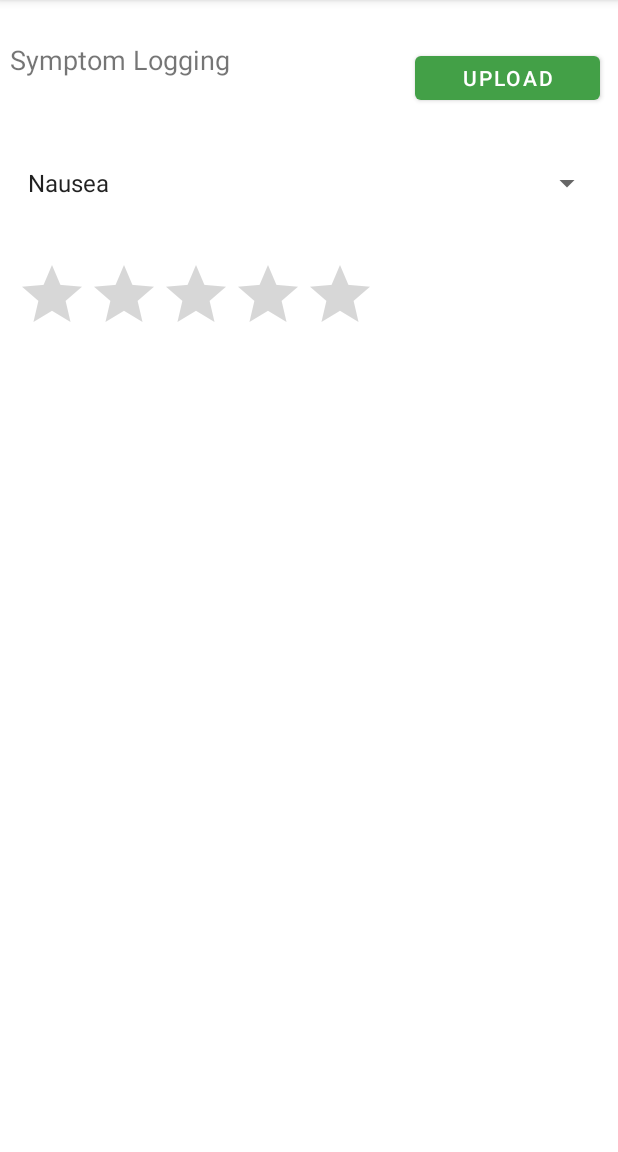
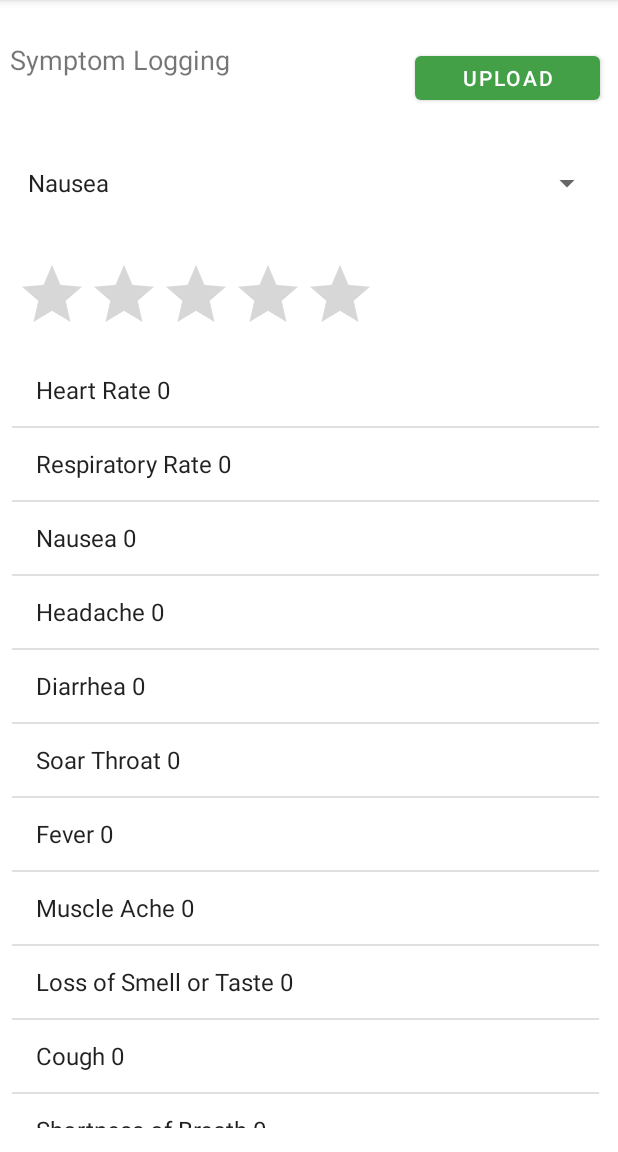
Before and after one commit to anvesh916/CovidSymptom, an Android app: the SymptomActivity screen opened directly, with no data from a screen before it, after a tap on "UPLOAD", on a phone screen of 412 x 824 dp, the part 84-1236 px from its top. Run offline under Robolectric (Android 15) with nearby library versions, the phone set to English and light mode, and no system bars; 1 other tap on this screen came first.

Commit message:
Data base updation

```diff
--- a/app/src/main/java/com/example/covidsymptom/DataBaseHelper.java
+++ b/app/src/main/java/com/example/covidsymptom/DataBaseHelper.java
@@ -59,13 +59,24 @@ public class DataBaseHelper extends SQLiteOpenHelper {
     public boolean addOne(SymptomModel model) {
         SQLiteDatabase db = this.getWritableDatabase();
         ContentValues cv = new ContentValues();
-      //  cv.put("COLUMN_SIGN", model.getSign());
-       // cv.put("COLUMN_VALUE", model.getValue());
+        cv.put(ID, "1");
+        cv.put(HEART_RATE, model.getHEART_RATE());
+        cv.put(RESP_RATE, model.getRESP_RATE());
+        cv.put(NAUSEA, model.getNAUSEA());
+        cv.put(HEAD_ACHE, model.getHEAD_ACHE());
+        cv.put(DIARRHEA, model.getDIARRHEA());
+        cv.put(SOAR_THROAT, model.getSOAR_THROAT());
+        cv.put(FEVER, model.getFEVER());
+        cv.put(MUSCLE_ACHE, model.getMUSCLE_ACHE());
+        cv.put(NO_SMELL_TASTE, model.getNO_SMELL_TASTE());
+        cv.put(COUGH, model.getCOUGH());
+        cv.put(SHORT_BREATH, model.getSHORT_BREATH());
+        cv.put(FEEL_TIRED, model.getFEEL_TIRED());
 
         //Insert
         long insert = db.insertWithOnConflict(COVID_TABLE_NAME, null, cv, SQLiteDatabase.CONFLICT_IGNORE);
         if (insert == -1) {
-       //     insert = db.update(COVID_TABLE_NAME, cv, "COLUMN_SIGN" + "=?", new String[]{model.getSign()});
+            insert = db.update(COVID_TABLE_NAME, cv, ID + "=?", new String[]{"1"});
         }
         return insert != -1;
     }
@@ -77,9 +88,9 @@ public class DataBaseHelper extends SQLiteOpenHelper {
         Cursor cursor = db.rawQuery(query, null);
         if (cursor.moveToFirst()) {
             do {
-                String sign = cursor.getString(0);
-                float value = cursor.getFloat(1);
-             //   returnList.add(new SymptomModel(sign, value));
+//                int sign = cursor.getInt(1);
+//                float value = cursor.getFloat(1);
+                //   returnList.add(new SymptomModel(sign, value));
             } while (cursor.moveToNext());
         } else {
             //No data
@@ -89,11 +100,42 @@ public class DataBaseHelper extends SQLiteOpenHelper {
         return returnList;
     }
 
+    public SymptomModel getByID(int id) {
+        SymptomModel symptom = new SymptomModel();
+        String query = "SELECT * FROM " + COVID_TABLE_NAME + " WHERE " + ID + " = " + id;
+        SQLiteDatabase db = this.getReadableDatabase();
+        Cursor cursor = db.rawQuery(query, null);
+        if (cursor.moveToFirst()) {
+            symptom.setRESP_RATE(cursor.getInt(1));
+            symptom.setHEART_RATE(cursor.getInt(2));
+            symptom.setNAUSEA(cursor.getInt(3));
+            symptom.setHEAD_ACHE(cursor.getInt(4));
+            symptom.setDIARRHEA(cursor.getInt(5));
+            symptom.setSOAR_THROAT(cursor.getInt(6));
+            symptom.setFEVER(cursor.getInt(7));
+            symptom.setMUSCLE_ACHE(cursor.getInt(8));
+            symptom.setNO_SMELL_TASTE(cursor.getInt(9));
+            symptom.setCOUGH(cursor.getInt(10));
+            symptom.setSHORT_BREATH(cursor.getInt(11));
+            symptom.setFEEL_TIRED(cursor.getInt(12));
+        }
+        cursor.close();
+        db.close();
+        return symptom;
+    }
+
     public boolean deleteOne(SymptomModel model) {
         SQLiteDatabase db = this.getWritableDatabase();
-       // String query = "DELETE FROM " + COVID_TABLE_NAME + " WHERE " + "COLUMN_SIGN" + " = '" + model.getSign() + "'";
-       // Cursor cursor = db.rawQuery(query, null);
-       // return !!cursor.moveToFirst();
+        // String query = "DELETE FROM " + COVID_TABLE_NAME + " WHERE " + "COLUMN_SIGN" + " = '" + model.getSign() + "'";
+        // Cursor cursor = db.rawQuery(query, null);
+        // return !!cursor.moveToFirst();
         return true;
     }
+
+    public boolean deleteById(int id) {
+        SQLiteDatabase db = this.getWritableDatabase();
+        String query = "DELETE FROM " + COVID_TABLE_NAME + " WHERE " + ID + " = " + id;
+        Cursor cursor = db.rawQuery(query, null);
+        return !!cursor.moveToFirst();
+    }
 }
--- a/app/src/main/java/com/example/covidsymptom/MainActivity.java
+++ b/app/src/main/java/com/example/covidsymptom/MainActivity.java
@@ -45,6 +45,8 @@ public class MainActivity extends AppCompatActivity {
     private Intent symptomActivity;
     private Intent respirationService;
     private DataBaseHelper dataBaseHelper;
+    public int respirationRate;
+    public int heartRate;
 
     HeartRateTask hrt;
 
@@ -78,6 +80,7 @@ public class MainActivity extends AppCompatActivity {
         respirationService.putExtra(Intent.EXTRA_RESULT_RECEIVER, resultReceiver);
 
         dataBaseHelper = new DataBaseHelper(MainActivity.this);
+
     }
 
 
@@ -233,7 +236,8 @@ public class MainActivity extends AppCompatActivity {
         }
 
         protected void onPostExecute(Float result) {
-            setParametersForHR("Heart Rate is " + result.toString(), true);
+            heartRate = Math.round(result);
+            setParametersForHR("Heart Rate is " + heartRate, true);
         }
     }
 
@@ -276,6 +280,10 @@ public class MainActivity extends AppCompatActivity {
     }
 
     public void uploadSigns(View view) {
+        SymptomModel symptomModel = new SymptomModel();
+        symptomModel.setRESP_RATE(respirationRate);
+        symptomModel.setHEART_RATE(heartRate);
+        dataBaseHelper.addOne(symptomModel);
     }
 
 
@@ -287,7 +295,6 @@ public class MainActivity extends AppCompatActivity {
 
 
     public class RespirationResultReceiver extends ResultReceiver {
-        public String rate = "";
 
         public RespirationResultReceiver(Handler handler) {
             super(handler);
@@ -297,11 +304,11 @@ public class MainActivity extends AppCompatActivity {
         protected void onReceiveResult(int resultCode, Bundle resultData) {
             super.onReceiveResult(resultCode, resultData);
             if (resultCode == RESULT_OK && resultData != null) {
-                rate = resultData.getString("Result");
-                setParametersForRR("Recorded respiration " + rate, false);
+                respirationRate = Integer.parseInt(resultData.getString("Result"));
+                setParametersForRR("Recorded respiration " + respirationRate, false);
             } else if (resultCode == RESULT_CANCELED) {
                 stopService(respirationService);
-                setParametersForRR("Respiration Rate is " + rate, true);
+                setParametersForRR("Respiration Rate is " + respirationRate, true);
             }
         }
     }
--- a/app/src/main/java/com/example/covidsymptom/SymptomActivity.java
+++ b/app/src/main/java/com/example/covidsymptom/SymptomActivity.java
@@ -11,10 +11,21 @@ import android.widget.Spinner;
 
 import androidx.appcompat.app.AppCompatActivity;
 
+import java.util.ArrayList;
 import java.util.HashMap;
 import java.util.List;
 
 public class SymptomActivity extends AppCompatActivity implements AdapterView.OnItemSelectedListener, RatingBar.OnRatingBarChangeListener {
+    public static final String NAUSEA = "Nausea";
+    public static final String HEADACHE = "Headache";
+    public static final String DIARRHEA = "Diarrhea";
+    public static final String SOAR_THROAT = "Soar Throat";
+    public static final String FEVER = "Fever";
+    public static final String MUSCLE_ACHE = "Muscle Ache";
+    public static final String LOSS_OF_SMELL_OR_TASTE = "Loss of Smell or Taste";
+    public static final String COUGH = "Cough";
+    public static final String SHORTNESS_OF_BREATH = "Shortness of Breath";
+    public static final String FEELING_TIRED = "Feeling tired";
     private HashMap<String, Integer> symptoms;
     private RatingBar simpleRatingBar;
     private Spinner spinner;
@@ -38,16 +49,6 @@ public class SymptomActivity extends AppCompatActivity implements AdapterView.On
 
         // Initialise hashmap with default values
         symptoms = new HashMap<String, Integer>();
-        symptoms.put("Nausea", 0);
-        symptoms.put("Headache", 0);
-        symptoms.put("Diarrhea", 0);
-        symptoms.put("Soar Throat", 0);
-        symptoms.put("Fever", 0);
-        symptoms.put("Muscle Ache", 0);
-        symptoms.put("Loss of Smell or Taste", 0);
-        symptoms.put("Cough", 0);
-        symptoms.put("Shortness of Breath", 0);
-        symptoms.put("Feeling tired", 0);
 
         simpleRatingBar = findViewById(R.id.simpleRatingBar);
         simpleRatingBar.setOnRatingBarChangeListener(this);
@@ -80,11 +81,8 @@ public class SymptomActivity extends AppCompatActivity implements AdapterView.On
         String item = (String) spinner.getItemAtPosition(spinnerPosition);
         if (rating > 0) {
             symptoms.put(item, (int) rating);
-            //   symptom = new SymptomModel(item, rating);
-//            dataBaseHelper.addOne(symptom);
         } else if (symptoms.get(item) != null) {
             symptoms.put(item, 0);
-            //   dataBaseHelper.deleteOne(new SymptomModel(item, 0));
         }
         deleteButton.setVisibility(rating > 0 ? View.VISIBLE : View.INVISIBLE);
         this.updateList();
@@ -95,19 +93,51 @@ public class SymptomActivity extends AppCompatActivity implements AdapterView.On
     }
 
     public void uploadSymptoms(View view) {
-        for (String i : symptoms.keySet()) {
-            dataBaseHelper.addOne(symptom);
-        }
+        SymptomModel symptomModel = new SymptomModel();
+        symptomModel.setNAUSEA(symptoms.get(NAUSEA));
+        symptomModel.setHEAD_ACHE(symptoms.get(HEADACHE));
+        symptomModel.setDIARRHEA(symptoms.get(DIARRHEA));
+        symptomModel.setSOAR_THROAT(symptoms.get(SOAR_THROAT));
+        symptomModel.setFEVER(symptoms.get(FEVER));
+        symptomModel.setMUSCLE_ACHE(symptoms.get(MUSCLE_ACHE));
+        symptomModel.setNO_SMELL_TASTE(symptoms.get(LOSS_OF_SMELL_OR_TASTE));
+        symptomModel.setCOUGH(symptoms.get(COUGH));
+        symptomModel.setSHORT_BREATH(symptoms.get(SHORTNESS_OF_BREATH));
+        symptomModel.setFEEL_TIRED(symptoms.get(FEELING_TIRED));
+        dataBaseHelper.addOne(symptomModel);
+
         this.updateList();
     }
 
     private void updateList() {
-//        // Show the list
-//        List<SymptomModel> allSymptoms = dataBaseHelper.getAll();
-//        for (int i = 0; i < allSymptoms.size(); i++) {
-//            symptoms.put(allSymptoms.get(i).getSign(), allSymptoms.get(i).getValue());
-//        }
-//        ArrayAdapter symptoms = new ArrayAdapter<SymptomModel>(SymptomActivity.this, android.R.layout.simple_list_item_1, allSymptoms);
-//        signList.setAdapter(symptoms);
+        // Show the list
+        List<String> items = new ArrayList<String>();
+        SymptomModel allSymptoms = dataBaseHelper.getByID(1);
+        items.add("Heart Rate " + allSymptoms.getHEART_RATE());
+        items.add("Respiratory Rate " + allSymptoms.getRESP_RATE());
+        items.add("Nausea " + allSymptoms.getNAUSEA());
+        items.add("Headache " + allSymptoms.getHEAD_ACHE());
+        items.add("Diarrhea " + allSymptoms.getDIARRHEA());
+        items.add("Soar Throat " + allSymptoms.getSOAR_THROAT());
+        items.add("Fever " + allSymptoms.getFEVER());
+        items.add("Muscle Ache " + allSymptoms.getMUSCLE_ACHE());
+        items.add("Loss of Smell or Taste " + allSymptoms.getNO_SMELL_TASTE());
+        items.add("Cough " + allSymptoms.getCOUGH());
+        items.add("Shortness of Breath " + allSymptoms.getSHORT_BREATH());
+        items.add("Feeling tired " + allSymptoms.getFEEL_TIRED());
+
+        symptoms.put(NAUSEA, allSymptoms.getNAUSEA());
+        symptoms.put(HEADACHE, allSymptoms.getHEAD_ACHE());
+        symptoms.put(DIARRHEA, allSymptoms.getDIARRHEA());
+        symptoms.put(SOAR_THROAT, allSymptoms.getSOAR_THROAT());
+        symptoms.put(FEVER, allSymptoms.getFEVER());
+        symptoms.put(MUSCLE_ACHE, allSymptoms.getMUSCLE_ACHE());
+        symptoms.put(LOSS_OF_SMELL_OR_TASTE, allSymptoms.getNO_SMELL_TASTE());
+        symptoms.put(COUGH, allSymptoms.getCOUGH());
+        symptoms.put(SHORTNESS_OF_BREATH, allSymptoms.getSHORT_BREATH());
+        symptoms.put(FEELING_TIRED, allSymptoms.getFEEL_TIRED());
+
+        ArrayAdapter symptomsList = new ArrayAdapter<String>(SymptomActivity.this, android.R.layout.simple_list_item_1, items);
+        signList.setAdapter(symptomsList);
     }
 }
--- a/app/src/main/java/com/example/covidsymptom/SymptomModel.java
+++ b/app/src/main/java/com/example/covidsymptom/SymptomModel.java
@@ -27,6 +27,21 @@ public class SymptomModel {
         this.COUGH = COUGH;
         this.SHORT_BREATH = SHORT_BREATH;
         this.FEEL_TIRED = FEEL_TIRED;
+    }
+
+    public SymptomModel() {
+        this.RESP_RATE = 0;
+        this.HEART_RATE = 0;
+        this.NAUSEA = 0;
+        this.HEAD_ACHE = 0;
+        this.DIARRHEA = 0;
+        this.SOAR_THROAT = 0;
+        this.FEVER = 0;
+        this.MUSCLE_ACHE = 0;
+        this.NO_SMELL_TASTE = 0;
+        this.COUGH = 0;
+        this.SHORT_BREATH = 0;
+        this.FEEL_TIRED = 0;
     }
 
 
```
